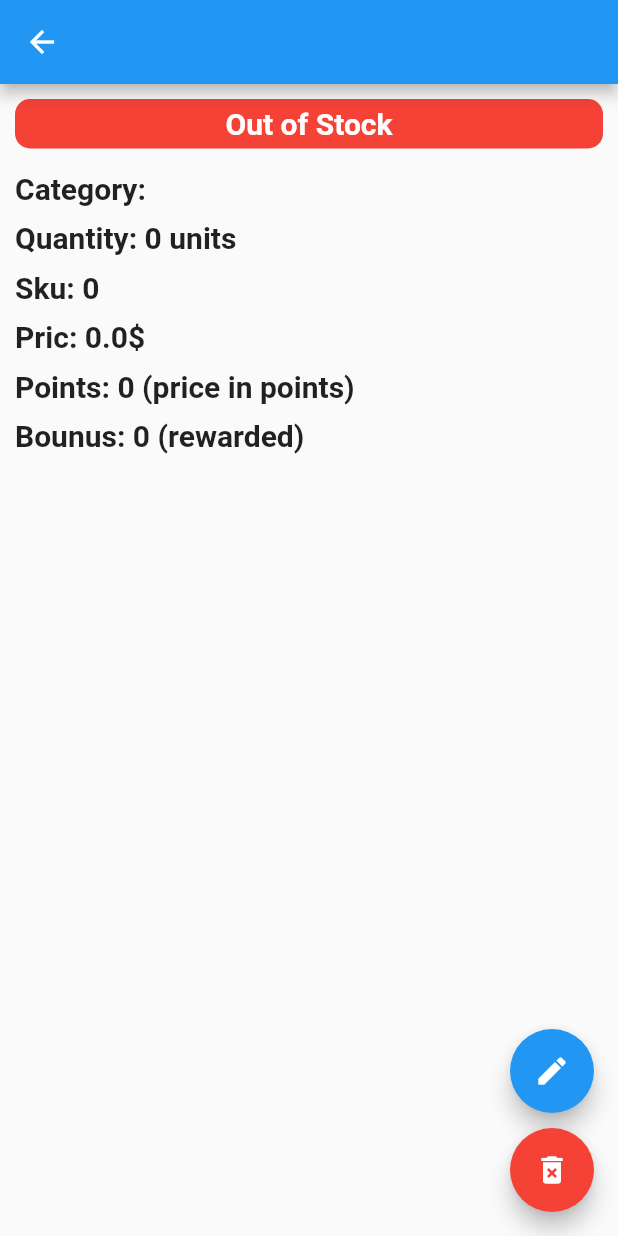
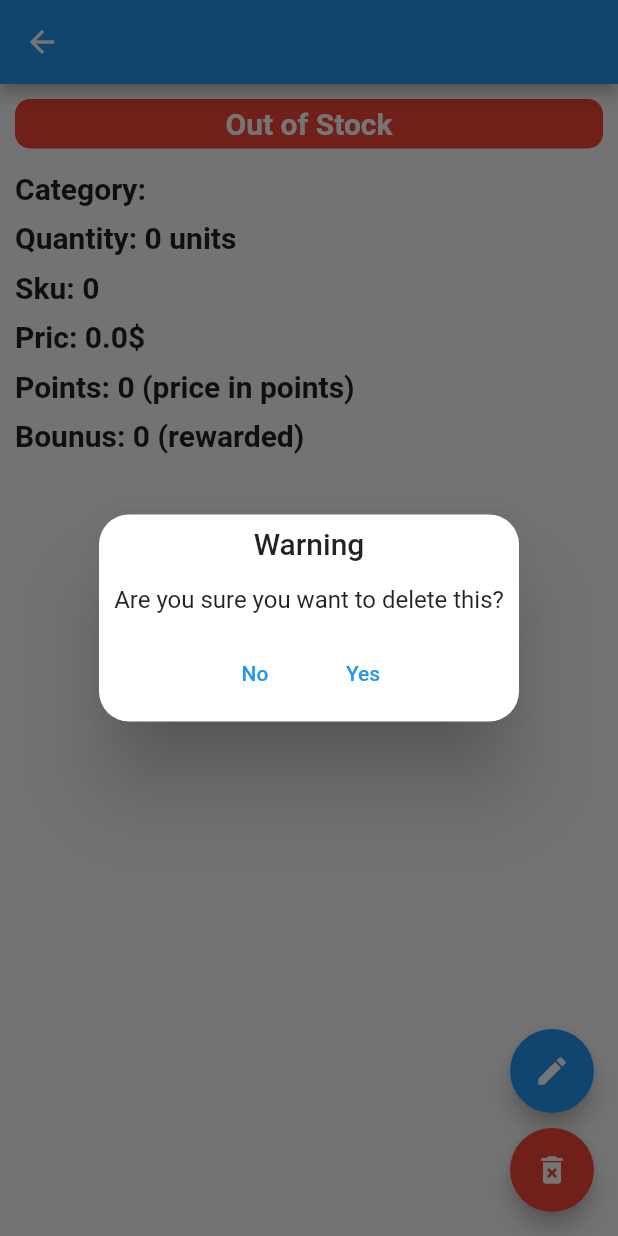
Before and after one commit to mimib00/fenwicks_admin, a Flutter app: the ProductDetails screen opened directly with empty values, after a tap on the "delete forever" icon, on a phone screen of 412 x 824 dp. Run offline on Flutter 3.47's test engine with Material 2 defaults, Android fonts, the light colour scheme and no system bars; our stand-ins replace cloud_firestore, firebase_auth, firebase_core, firebase_messaging, get, sizer; accounts and stored records are empty.

Commit message:
delete products

```diff
--- a/lib/views/products/product_details.dart
+++ b/lib/views/products/product_details.dart
@@ -1,3 +1,4 @@
+import 'package:cloud_firestore/cloud_firestore.dart';
 import 'package:fenwicks_admin/meta/models/product.dart';
 import 'package:flutter/material.dart';
 import 'package:get/get.dart';
@@ -131,7 +132,21 @@ class ProductDetails extends StatelessWidget {
           ),
           const SizedBox(height: 10),
           FloatingActionButton(
-            onPressed: () {},
+            onPressed: () {
+              Get.defaultDialog(
+                title: "Warning",
+                content: const Text("Are you sure you want to delete this?"),
+                confirm: TextButton(
+                  onPressed: () async {
+                    await FirebaseFirestore.instance.collection("products").doc(product.uid).delete();
+                    Get.back();
+                    Get.back();
+                  },
+                  child: const Text("Yes"),
+                ),
+                cancel: TextButton(onPressed: () => Get.back(), child: const Text("No")),
+              );
+            },
             backgroundColor: Colors.red,
             child: const Icon(Icons.delete_forever),
           ),
```
Also changed, not shown: lib/views/products/products.dart (+0 -20 lines).
